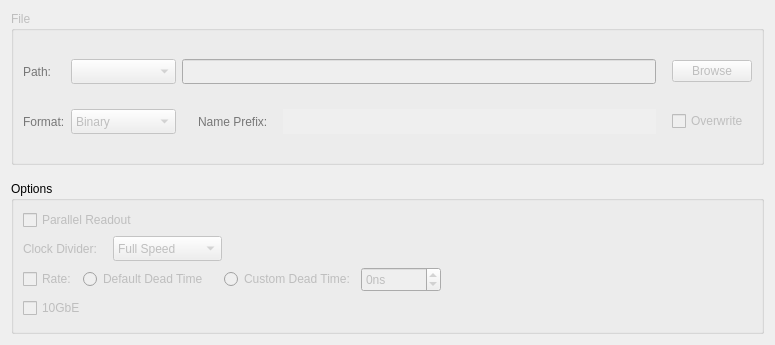
The window that slsDetectorGui/forms/form_tab_dataoutput.ui (slsdetectorgroup/slsDetectorPackage) describes before a commit, drawn with Qt 5.
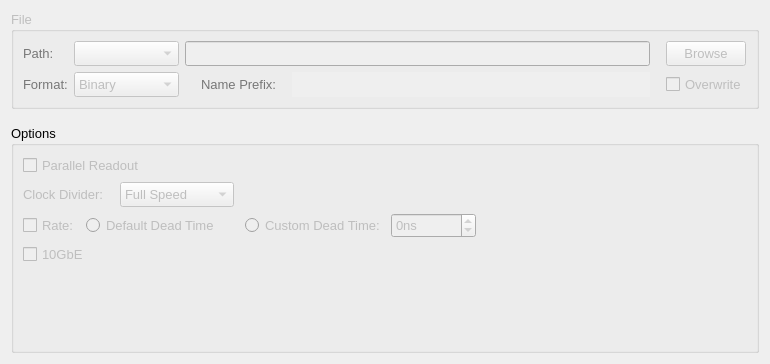
The same window after the commit. Icons and pictures are not drawn.

Commit message: fixes for designers (font, sizing) and minor tweaks

```diff
--- a/slsDetectorGui/forms/form_tab_dataoutput.ui
+++ b/slsDetectorGui/forms/form_tab_dataoutput.ui
@@ -6,8 +6,8 @@
    <rect>
     <x>0</x>
     <y>0</y>
-    <width>775</width>
-    <height>345</height>
+    <width>770</width>
+    <height>364</height>
    </rect>
   </property>
   <property name="sizePolicy">
@@ -24,10 +24,15 @@
   </property>
   <property name="maximumSize">
    <size>
-    <width>775</width>
-    <height>365</height>
+    <width>770</width>
+    <height>370</height>
    </size>
   </property>
+  <property name="font">
+   <font>
+    <pointsize>10</pointsize>
+   </font>
+  </property>
   <property name="windowTitle">
    <string>Form</string>
   </property>
@@ -55,6 +60,12 @@
           <height>25</height>
          </size>
         </property>
+        <property name="maximumSize">
+         <size>
+          <width>105</width>
+          <height>32</height>
+         </size>
+        </property>
         <property name="toolTip">
          <string>&lt;html&gt;&lt;head/&gt;&lt;body&gt;&lt;p&gt;The file path can be different depending on the Module chosen.&lt;/p&gt;&lt;/body&gt;&lt;/html&gt;</string>
         </property>
@@ -127,6 +138,12 @@
           <verstretch>0</verstretch>
          </sizepolicy>
         </property>
+        <property name="maximumSize">
+         <size>
+          <width>16777215</width>
+          <height>35</height>
+         </size>
+        </property>
         <property name="toolTip">
          <string>&lt;nobr&gt;
 Directory where one saves the data.
@@ -218,6 +235,12 @@
           <height>25</height>
          </size>
         </property>
+        <property name="maximumSize">
+         <size>
+          <width>105</width>
+          <height>32</height>
+         </size>
+        </property>
         <property name="toolTip">
          <string>&lt;html&gt;&lt;head/&gt;&lt;body&gt;&lt;p&gt;File Format&lt;br/&gt;#fileformat# &lt;br/&gt;&lt;/p&gt;&lt;/body&gt;&lt;/html&gt;</string>
         </property>
@@ -314,7 +337,7 @@
         <property name="maximumSize">
          <size>
           <width>16777215</width>
-          <height>16777215</height>
+          <height>32</height>
          </size>
         </property>
         <property name="focusPolicy">
@@ -397,6 +420,12 @@
           <height>25</height>
          </size>
         </property>
+        <property name="maximumSize">
+         <size>
+          <width>16777215</width>
+          <height>32</height>
+         </size>
+        </property>
         <property name="focusPolicy">
          <enum>Qt::StrongFocus</enum>
         </property>
@@ -483,7 +512,7 @@
           <property name="maximumSize">
            <size>
             <width>200</width>
-            <height>16777215</height>
+            <height>32</height>
            </size>
           </property>
           <item>
@@ -584,7 +613,7 @@
           </property>
           <property name="sizeHint" stdset="0">
            <size>
-            <width>10</width>
+            <width>20</width>
             <height>20</height>
            </size>
           </property>
@@ -617,6 +646,12 @@
             <height>25</height>
            </size>
           </property>
+          <property name="maximumSize">
+           <size>
+            <width>16777215</width>
+            <height>32</height>
+           </size>
+          </property>
           <property name="keyboardTracking">
            <bool>false</bool>
           </property>
@@ -652,6 +687,19 @@
         </item>
        </layout>
       </item>
+      <item row="5" column="0">
+       <spacer name="verticalSpacer_2">
+        <property name="orientation">
+         <enum>Qt::Vertical</enum>
+        </property>
+        <property name="sizeHint" stdset="0">
+         <size>
+          <width>20</width>
+          <height>40</height>
+         </size>
+        </property>
+       </spacer>
+      </item>
      </layout>
     </widget>
    </item>
```
Left out of the diff: 28 changed lines with no effect on the pictures. The commit also changes 7 other files.
